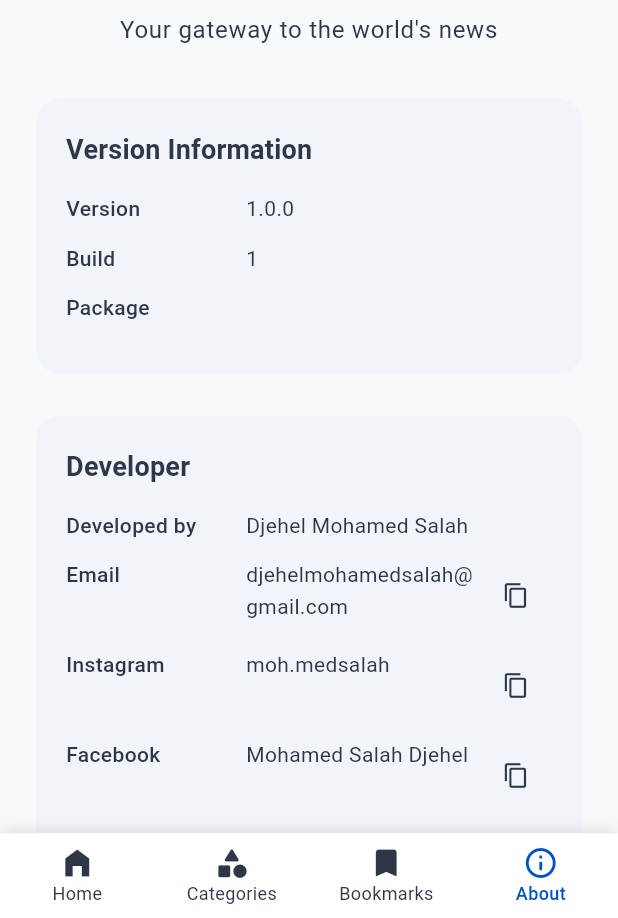
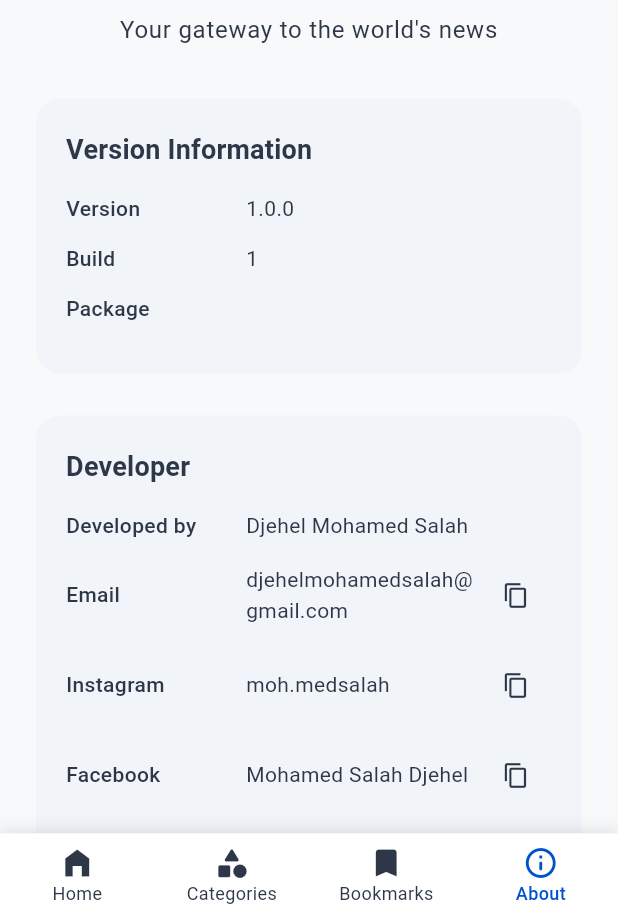
Before and after one commit to MosalahDJ/Newsili, a Flutter app: the screen it shows after launch, item 4 of the bottom bar chosen, on a phone screen of 412 x 824 dp, the part 318-1236 px from its top. Run offline on Flutter 3.47's test engine with Material 3 defaults, Android fonts, the phone set to English and light mode, and no system bars; our stand-ins replace cached_network_image, carousel_slider, equatable, flutter_bloc, flutter_dotenv, package_info_plus and 6 more; accounts and stored records are empty; network calls fail.

Commit message:
refactor: make the personal informations in the aboutpage in the same line for enhancing ui

```diff
--- a/lib/presentation/screens/about_page.dart
+++ b/lib/presentation/screens/about_page.dart
@@ -228,7 +228,8 @@ class AboutPage extends StatelessWidget {
     return Padding(
       padding: const EdgeInsets.only(bottom: 12),
       child: Row(
-        crossAxisAlignment: CrossAxisAlignment.start,
+        mainAxisAlignment: MainAxisAlignment.spaceBetween,
+        crossAxisAlignment: CrossAxisAlignment.center,
         children: [
           SizedBox(
             width: 120,
@@ -261,7 +262,8 @@ class AboutPage extends StatelessWidget {
     return Padding(
       padding: const EdgeInsets.only(bottom: 12),
       child: Row(
-        crossAxisAlignment: CrossAxisAlignment.start,
+        mainAxisAlignment: MainAxisAlignment.spaceBetween,
+        crossAxisAlignment: CrossAxisAlignment.center,
         children: [
           SizedBox(
             width: 120,
```
